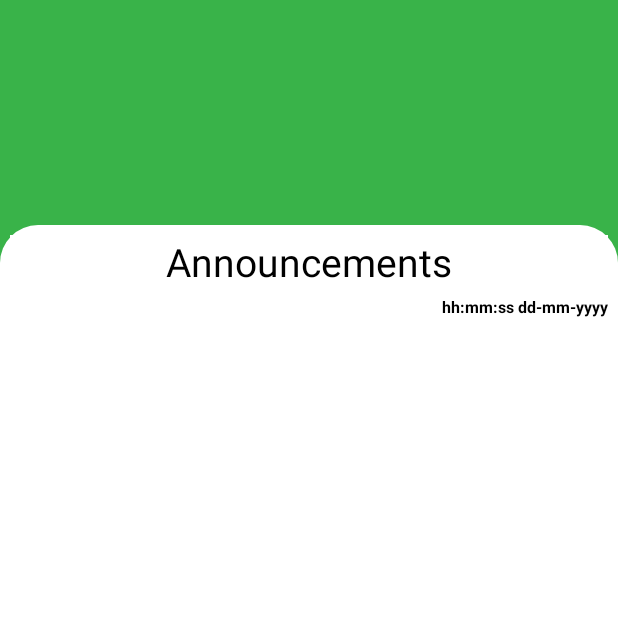
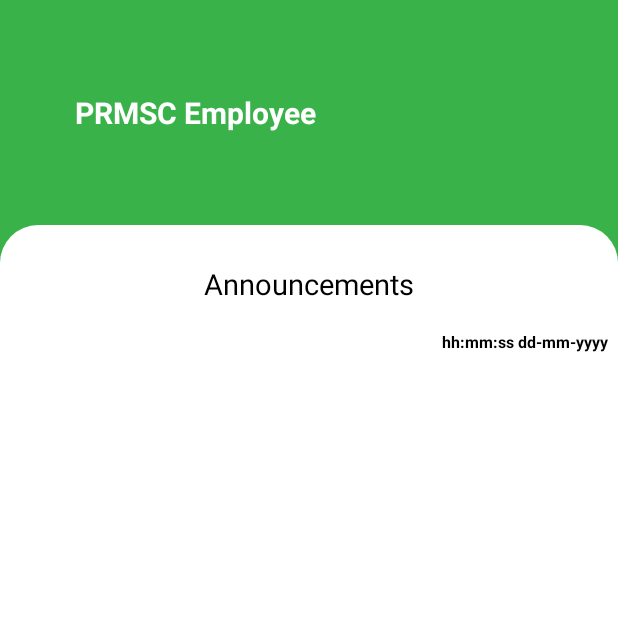
Before and after one commit to SaadNadeem123/PRMSC_HRM_Employee, an Android app: the BulletinDetailActivity screen opened directly, with no data from a screen before it, on a phone screen of 412 x 824 dp, the top half of it. Run offline under Robolectric (Android 15) with nearby library versions, the phone set to English and light mode, and no system bars; our stand-ins replace sdp/ssp sizes; Roboto replaces fonts that are not available here.

```diff
--- a/app/src/main/java/com/lmkr/prmscemployeeapp/ui/utilities/AppUtils.java
+++ b/app/src/main/java/com/lmkr/prmscemployeeapp/ui/utilities/AppUtils.java
@@ -588,13 +588,13 @@ public class AppUtils {
         String diff = "";
 
         if (elapsedDays > 0) {
-            diff = elapsedDays + "Day(s) ago";
+            diff = elapsedDays + " Day(s) ago";
         }
         else if (elapsedHours > 0) {
-            diff = elapsedHours + "Hour(s) ago";
+            diff = elapsedHours + " Hour(s) ago";
         }
         else if (elapsedMinutes > 0) {
-            diff = elapsedMinutes + "Min(s) ago";
+            diff = elapsedMinutes + " Min(s) ago";
         }
         else if (elapsedSeconds > 0) {
             diff = "Now";
--- a/app/src/main/res/layout/activity_bulletin_detail.xml
+++ b/app/src/main/res/layout/activity_bulletin_detail.xml
@@ -4,14 +4,28 @@
     xmlns:tools="http://schemas.android.com/tools"
     android:layout_width="match_parent"
     android:layout_height="match_parent"
-    android:paddingTop="@dimen/top_margin"
     tools:context=".ui.bulletin.BulletinDetailActivity">
+
+    <TextView
+        android:layout_width="match_parent"
+        android:layout_height="@dimen/top_margin"
+        android:layout_marginLeft="50dp"
+        android:layout_marginRight="50dp"
+        android:gravity="center_vertical"
+        android:text="@string/prmsc_employee"
+        android:textColor="@color/white"
+        android:textSize="20dp"
+        android:textStyle="bold"
+        app:layout_constraintEnd_toEndOf="parent"
+        app:layout_constraintStart_toStartOf="parent"
+        app:layout_constraintTop_toTopOf="parent" />
 
     <androidx.constraintlayout.widget.ConstraintLayout
         android:layout_width="0dp"
         android:layout_height="0dp"
         android:background="@drawable/background_top_rounded_white"
         android:orientation="vertical"
+        android:layout_marginTop="@dimen/top_margin"
         app:layout_constraintBottom_toBottomOf="parent"
         app:layout_constraintEnd_toEndOf="parent"
         app:layout_constraintStart_toStartOf="parent"
@@ -21,12 +35,11 @@
             android:id="@+id/t1"
             android:layout_width="match_parent"
             android:layout_height="wrap_content"
-            android:layout_margin="@dimen/_5sdp"
-            android:background="@color/white"
+            android:layout_margin="@dimen/_20sdp"
             android:text="@string/announcements"
             android:textAlignment="center"
             android:textColor="@color/black"
-            android:textSize="@dimen/_20sdp"
+            android:textSize="@dimen/_15sdp"
             app:layout_constraintEnd_toEndOf="parent"
             app:layout_constraintStart_toStartOf="parent"
             app:layout_constraintTop_toTopOf="parent" />
@@ -37,6 +50,7 @@
             android:layout_height="wrap_content"
             android:orientation="horizontal"
             android:gravity="center_vertical"
+            android:layout_marginTop="@dimen/_10sdp"
             app:layout_constraintEnd_toEndOf="parent"
             app:layout_constraintStart_toStartOf="parent"
             app:layout_constraintTop_toBottomOf="@id/t1">
@@ -50,6 +64,8 @@
                 android:layout_weight="1"
                 android:background="@android:color/white"
                 android:gravity="left"
+                android:maxLines="1"
+                android:ellipsize="end"
                 android:textColor="@color/black"
                 android:textSize="@dimen/_15sdp"
                 android:textStyle="bold"
--- a/app/src/main/res/layout/fragment_bulletin.xml
+++ b/app/src/main/res/layout/fragment_bulletin.xml
@@ -24,7 +24,7 @@
             android:textAlignment="center"
             android:textColor="@color/black"
             android:layout_margin="20dp"
-            android:textSize="20sp"
+            android:textSize="@dimen/_15sdp"
             android:background="@color/white"
             android:text="@string/announcements"/>
 
```
Also changed, not shown: app/src/main/java/com/lmkr/prmscemployeeapp/ui/activities/MainActivity.java (+19 -2 lines).
